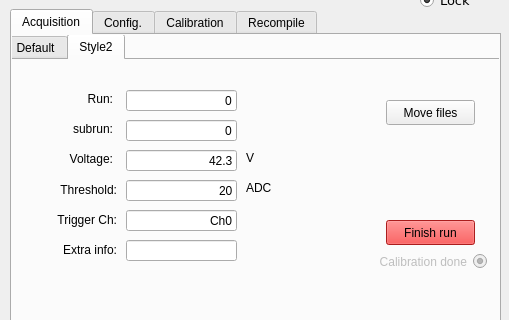
This is pythonQt/mainwindow.ui in hvsouza/CAEN_Digitizer as Qt 5 draws it before an edit; both pictures show x 0 to 509 and y 87 to 407 of the 509 by 530 pixel window. The edited form follows.
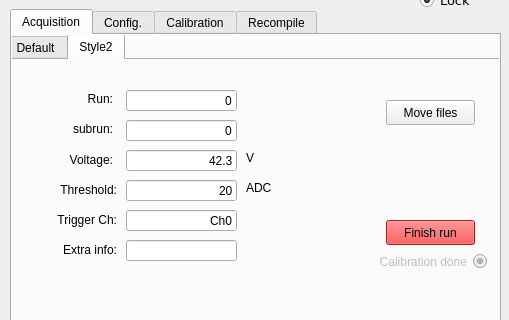
This is the edited form. The open tabs and pages were chosen to show the change.

The edit to the form file:
```diff
--- a/pythonQt/mainwindow.ui
+++ b/pythonQt/mainwindow.ui
@@ -1120,10 +1120,10 @@
        <widget class="QLabel" name="label_3">
         <property name="geometry">
          <rect>
-          <x>40</x>
+          <x>26</x>
           <y>90</y>
-          <width>67</width>
-          <height>17</height>
+          <width>81</width>
+          <height>20</height>
          </rect>
         </property>
         <property name="text">
```
